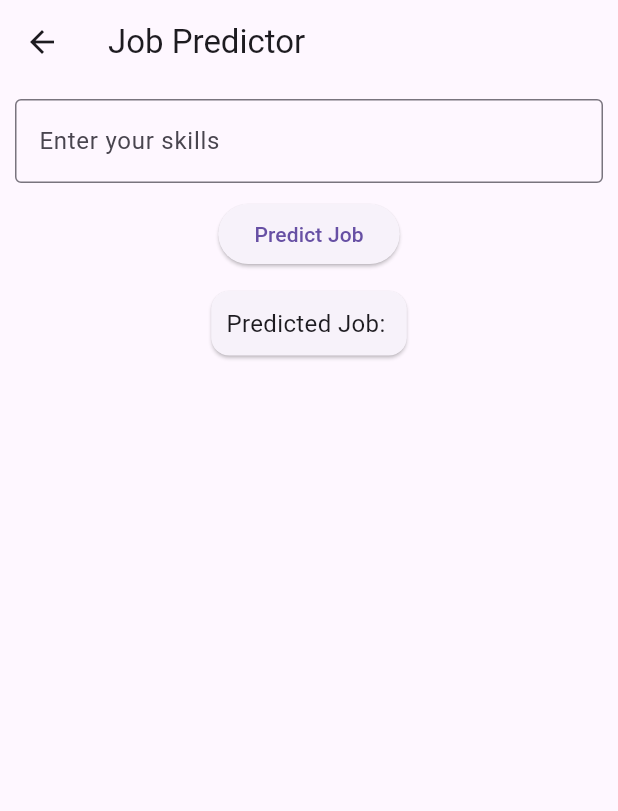
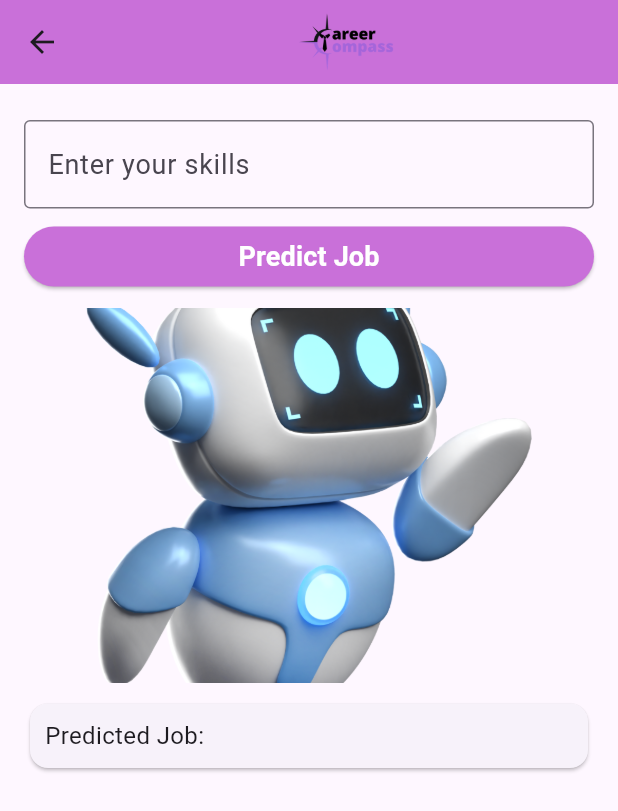
Before and after one commit to MayarMohamed7/Career-Compass, a Flutter app: the PredictJob screen opened directly, on a phone screen of 412 x 824 dp. Shown: the top 811 px of the screen. Run offline on Flutter 3.47's test engine with Material 3 defaults, Android fonts, the phone set to English and light mode, and no system bars; our stand-ins replace cloud_firestore, firebase_auth, firebase_core, firebase_storage, flutter_rating_bar, image_picker and 2 more; accounts and stored records are empty.

Commit message:
removed the oldchat page, updated ui of the prediction page

```diff
--- a/lib/presentationTier/Pages/chat.dart
+++ b/lib/presentationTier/Pages/chat.dart
@@ -1,6 +1,7 @@
+import 'dart:convert';
+
 import 'package:flutter/material.dart';
 import 'package:http/http.dart' as http;
-import 'dart:convert';
 
 class PredictJob extends StatefulWidget {
   @override
@@ -42,31 +43,65 @@ class _PredictJobState extends State<PredictJob> {
   Widget build(BuildContext context) {
     return Scaffold(
       appBar: AppBar(
-        title: Text('Job Predictor'),
+        backgroundColor: const Color.fromARGB(255, 201, 112, 217), // Background color from the previous sized box
+        title: Center(
+          child: Image.asset(
+            'images/assets/NiceJob.png', // Image from the second page
+            height: 95,
+          ),
+        ),
+        shape: Border(bottom: BorderSide(color: const Color.fromARGB(255, 201, 112, 217))), // Same color as the app bar background
       ),
       body: Padding(
-        padding: EdgeInsets.all(10.0),
-        child: SingleChildScrollView(
+        padding: const EdgeInsets.all(16.0),
         child: Column(
           children: [
-              TextField(
+            Expanded(
+              child: ListView(
+                children: [
+                  Padding(
+                    padding: const EdgeInsets.symmetric(vertical: 8.0),
+                    child: TextField(
                       controller: _skillsController,
                       decoration: InputDecoration(
-                  labelText: 'Enter your skills',
-                  border: OutlineInputBorder(),
+                        hintText: 'Enter your skills',
+                        border: OutlineInputBorder(
+                          borderSide: BorderSide(color: const Color.fromARGB(255, 201, 112, 217)), // Same color as the app bar background
                         ),
                       ),
-              SizedBox(height: 10),
+                      style: TextStyle(fontSize: 18), // Increase text size
+                      maxLines: null, // Allow multiple lines for the text field
+                    ),
+                  ),
                   ElevatedButton(
                     onPressed: _isLoading ? null : predictJob,
                     child: _isLoading
                         ? CircularProgressIndicator()
-                    : Text('Predict Job'),
+                        : Text(
+                            'Predict Job',
+                            style: TextStyle(
+                              color: Colors.white, // White text color
+                              fontSize: 18, // Increase text size
+                              fontWeight: FontWeight.bold, // Bold text
+                            ),
+                          ),
+                    style: ElevatedButton.styleFrom(
+                      backgroundColor: const Color.fromARGB(255, 201, 112, 217), // Background color from the previous sized box
+                    ),
+                  ),
+                  SizedBox(height: 10),
+                  SizedBox(
+                    height: 250,
+                    width: 300,
+                    child: Image.asset(
+                      'images/assets/fly.png',
+                      fit: BoxFit.cover,
+                    ),
                   ),
                   SizedBox(height: 10),
                   Card(
                     child: Padding(
-                  padding: EdgeInsets.all(10),
+                      padding: const EdgeInsets.all(10),
                       child: Text(
                         'Predicted Job: ${_jobController.text}',
                         style: TextStyle(fontSize: 16),
@@ -76,6 +111,8 @@ class _PredictJobState extends State<PredictJob> {
                 ],
               ),
             ),
+          ],
+        ),
       ),
     );
   }
```
Also changed, not shown: lib/presentationTier/Oldchat.dart (deleted, +0 -173 lines). Lines whose indentation alone changed are shown as unchanged.
